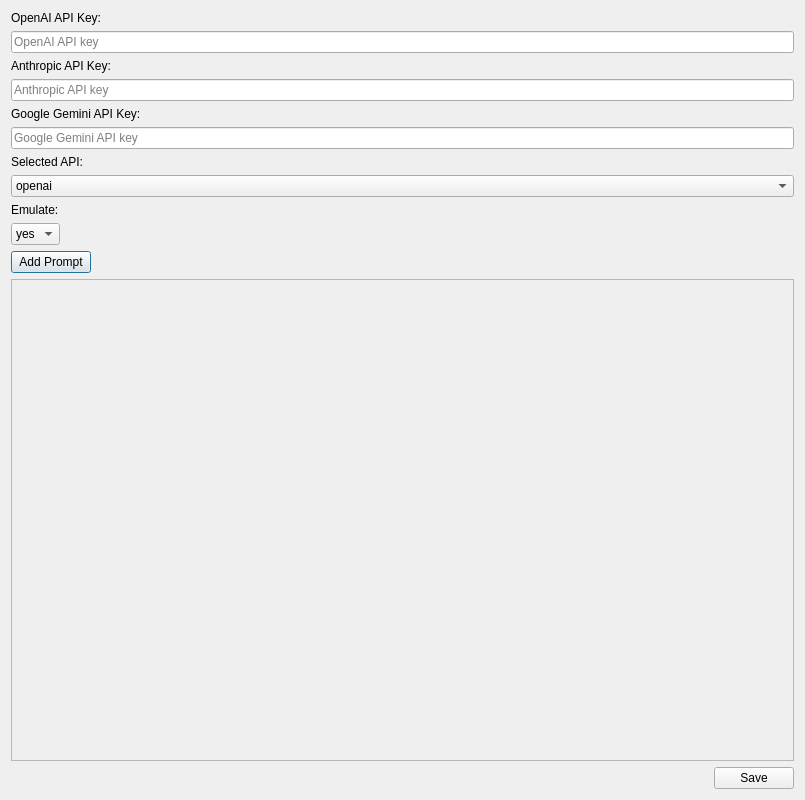
Old version of the form IntelliFiller/SettingsWindow.ui in the repository voothi/20251206123938-intellifiller-ai-addon-for-anki.
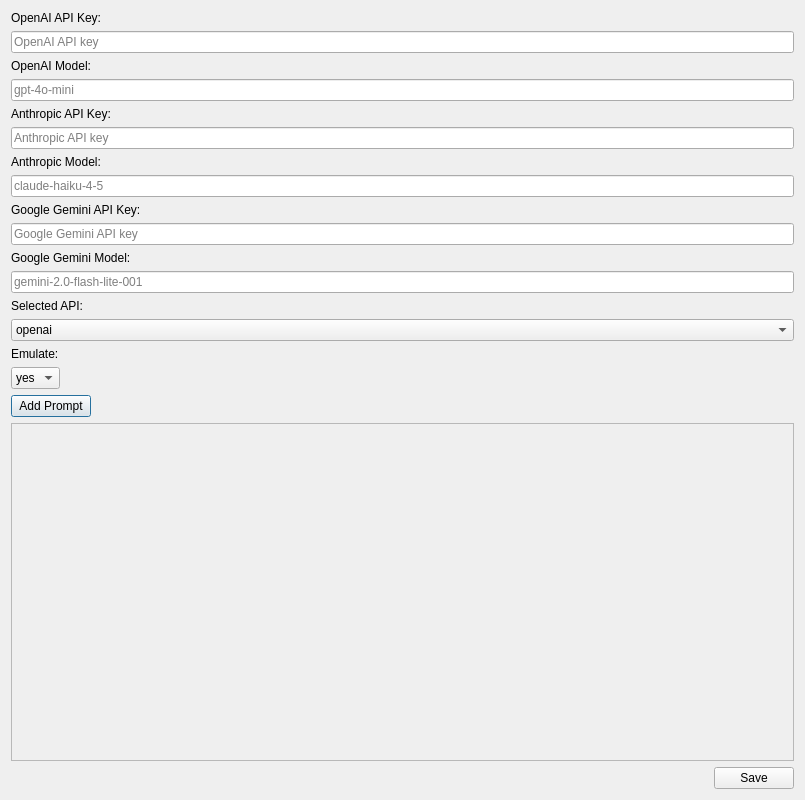
New version of the form.

Commit message: feat: Add settings UI and backend for OpenAI, Anthropic, and Gemini API integration.

```diff
--- a/IntelliFiller/SettingsWindow.ui
+++ b/IntelliFiller/SettingsWindow.ui
@@ -37,6 +37,20 @@
      </property>
     </widget>
    </item>
+   <item>
+    <widget class="QLabel" name="labelOpenaiModel">
+     <property name="text">
+      <string>OpenAI Model:</string>
+     </property>
+    </widget>
+   </item>
+   <item>
+    <widget class="QLineEdit" name="openaiModel">
+     <property name="placeholderText">
+      <string>gpt-4o-mini</string>
+     </property>
+    </widget>
+   </item>
    <item>
     <widget class="QLabel" name="labelAnthropicKey">
      <property name="text">
@@ -51,6 +65,20 @@
      </property>
     </widget>
    </item>
+   <item>
+    <widget class="QLabel" name="labelAnthropicModel">
+     <property name="text">
+      <string>Anthropic Model:</string>
+     </property>
+    </widget>
+   </item>
+   <item>
+    <widget class="QLineEdit" name="anthropicModel">
+     <property name="placeholderText">
+      <string>claude-haiku-4-5</string>
+     </property>
+    </widget>
+   </item>
    <item>
     <widget class="QLabel" name="labelGeminiKey">
      <property name="text">
@@ -65,6 +93,20 @@
      </property>
     </widget>
    </item>
+   <item>
+    <widget class="QLabel" name="labelGeminiModel">
+     <property name="text">
+      <string>Google Gemini Model:</string>
+     </property>
+    </widget>
+   </item>
+   <item>
+    <widget class="QLineEdit" name="geminiModel">
+     <property name="placeholderText">
+      <string>gemini-2.0-flash-lite-001</string>
+     </property>
+    </widget>
+   </item>
    <item>
     <widget class="QLabel" name="labelSelectedApi">
      <property name="text">
```
The commit also changes 4 other files.
